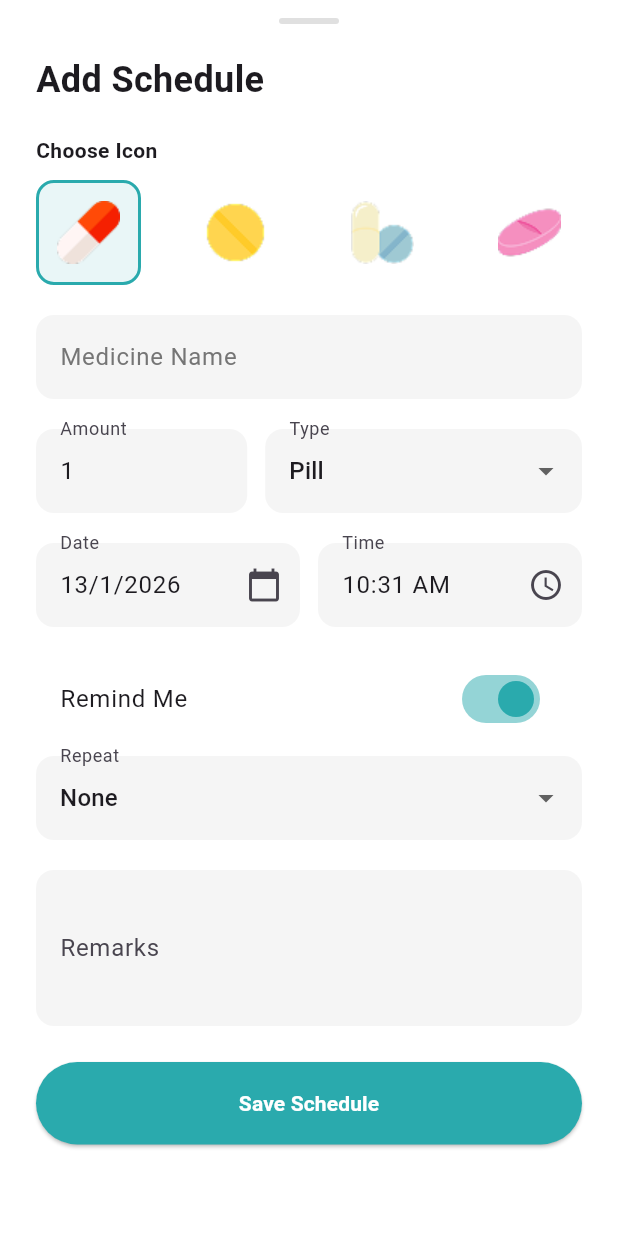
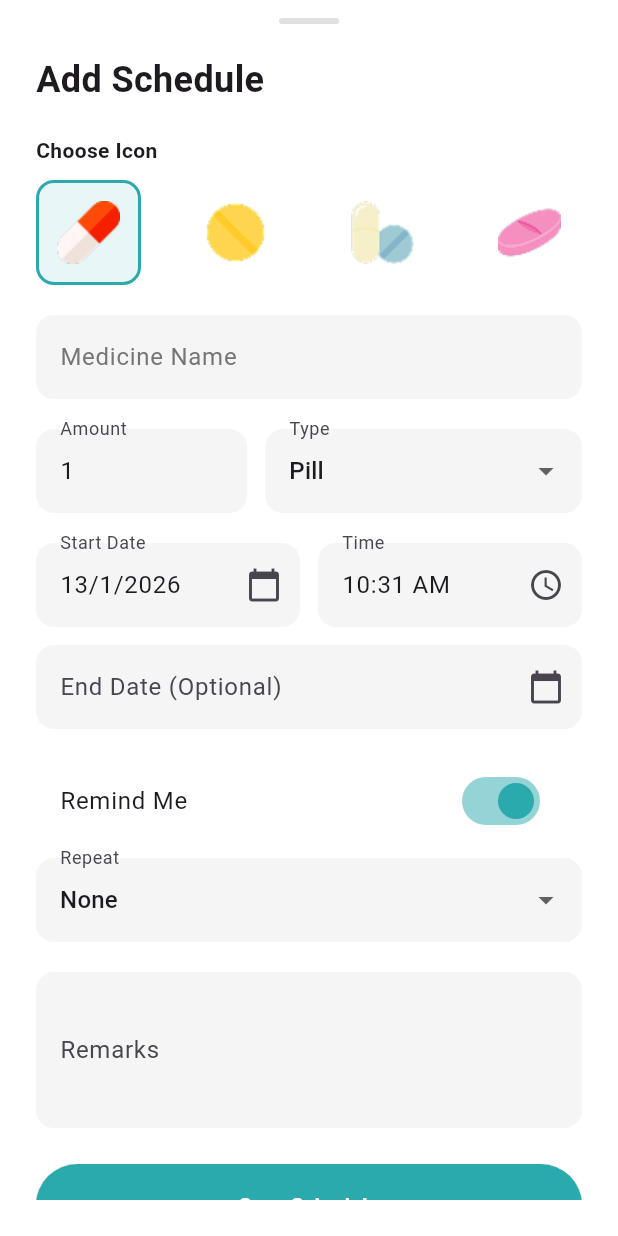
Before and after one commit to obviouslynotdim/MedicTrack, a Flutter app: the AddScheduleScreen widget shown alone on an empty page, opened directly, on a phone screen of 412 x 824 dp. Run offline on Flutter 3.47's test engine with Material 3 defaults, Android fonts, the phone set to English and light mode, and no system bars; our stand-ins replace flutter_local_notifications, flutter_slidable, shared_preferences, sqflite, timezone; accounts and stored records are empty.

Commit message:
start/end date

```diff
--- a/lib/ui/screens/schedule/add_schedule_screen.dart
+++ b/lib/ui/screens/schedule/add_schedule_screen.dart
@@ -27,6 +27,7 @@ class _AddScheduleScreenState extends State<AddScheduleScreen> {
   late int _selectedIconIndex;
   late DateTime _selectedDate;
   late TimeOfDay _selectedTime;
+  late DateTime? _endDate;
   late String _selectedType;
   late bool _remindMe;
 
@@ -50,11 +51,14 @@ class _AddScheduleScreenState extends State<AddScheduleScreen> {
       _selectedTime = TimeOfDay.fromDateTime(med.dateTime);
       _selectedType = med.type;
       _remindMe = med.isRemind;
-      _selectedSchedule = med.schedule ?? Schedule(
+      _selectedSchedule = med.schedule ??
+          Schedule(
             id: uuid.v4(),
             repeatType: RepeatType.none,
-  startDate: _selectedDate, // add this
+            startDate: _selectedDate,
+            endDate: null,
           );
+      _endDate = _selectedSchedule?.endDate;
     } else {
       // Add Mode
       _nameController.text = "";
@@ -68,8 +72,10 @@ class _AddScheduleScreenState extends State<AddScheduleScreen> {
       _selectedSchedule = Schedule(
         id: uuid.v4(),
         repeatType: RepeatType.none,
-  startDate: _selectedDate, // add this
+        startDate: _selectedDate,
+        endDate: null,
       );
+      _endDate = null;
     }
   }
 
@@ -102,11 +108,17 @@ class _AddScheduleScreenState extends State<AddScheduleScreen> {
       iconIndex: _selectedIconIndex,
       isRemind: _remindMe,
       comments: _commentsController.text,
-schedule: _selectedSchedule ?? Schedule(
+      schedule: _selectedSchedule?.copyWith(
+            startDate: _selectedDate,
+            endDate: _endDate,
+          ) ??
+          Schedule(
             id: uuid.v4(),
             repeatType: RepeatType.none,
             startDate: _selectedDate,
-  ),    );
+            endDate: _endDate,
+          ),
+    );
 
     Navigator.pop(context, med);
   }
@@ -135,7 +147,16 @@ schedule: _selectedSchedule ?? Schedule(
     if (picked != null) setState(() => _selectedTime = picked);
   }
 
-  // Add custom date for custom repeat
+  Future<void> _pickEndDate() async {
+    final picked = await showDatePicker(
+      context: context,
+      initialDate: _endDate ?? _selectedDate,
+      firstDate: _selectedDate,
+      lastDate: DateTime(2100),
+    );
+    if (picked != null) setState(() => _endDate = picked);
+  }
+
   Future<void> _addCustomDate() async {
     final picked = await showDatePicker(
       context: context,
@@ -281,6 +302,7 @@ schedule: _selectedSchedule ?? Schedule(
               ),
               const SizedBox(height: 20),
 
+              // Start & End Date + Time Row
               Row(
                 children: [
                   Expanded(
@@ -289,7 +311,7 @@ schedule: _selectedSchedule ?? Schedule(
                       child: AbsorbPointer(
                         child: TextFormField(
                           decoration: InputDecoration(
-                            labelText: "Date",
+                            labelText: "Start Date",
                             filled: true,
                             fillColor: Colors.grey[100],
                             border: OutlineInputBorder(
@@ -299,7 +321,8 @@ schedule: _selectedSchedule ?? Schedule(
                             suffixIcon: const Icon(Icons.calendar_today),
                           ),
                           controller: TextEditingController(
-                              text: "${_selectedDate.day}/${_selectedDate.month}/${_selectedDate.year}"),
+                              text:
+                                  "${_selectedDate.day}/${_selectedDate.month}/${_selectedDate.year}"),
                         ),
                       ),
                     ),
@@ -328,6 +351,31 @@ schedule: _selectedSchedule ?? Schedule(
                   ),
                 ],
               ),
+              const SizedBox(height: 12),
+
+              // End Date
+              GestureDetector(
+                onTap: _pickEndDate,
+                child: AbsorbPointer(
+                  child: TextFormField(
+                    decoration: InputDecoration(
+                      labelText: "End Date (Optional)",
+                      filled: true,
+                      fillColor: Colors.grey[100],
+                      border: OutlineInputBorder(
+                        borderRadius: BorderRadius.circular(12),
+                        borderSide: BorderSide.none,
+                      ),
+                      suffixIcon: const Icon(Icons.calendar_today),
+                    ),
+                    controller: TextEditingController(
+                        text: _endDate != null
+                            ? "${_endDate!.day}/${_endDate!.month}/${_endDate!.year}"
+                            : ""),
+                  ),
+                ),
+              ),
+
               const SizedBox(height: 20),
 
               SwitchListTile(
@@ -353,7 +401,10 @@ schedule: _selectedSchedule ?? Schedule(
                       id: _selectedSchedule?.id ?? uuid.v4(),
                       repeatType: val!,
                       startDate: _selectedDate,
-                      customDates: val == RepeatType.custom ? _selectedSchedule?.customDates ?? [] : null,
+                      endDate: _endDate,
+                      customDates: val == RepeatType.custom
+                          ? _selectedSchedule?.customDates ?? []
+                          : null,
                     );
                   });
                 },
@@ -368,7 +419,6 @@ schedule: _selectedSchedule ?? Schedule(
                 ),
               ),
 
-              // Custom dates button
               if (_selectedSchedule?.repeatType == RepeatType.custom)
                 Padding(
                   padding: const EdgeInsets.only(top: 8),
```
Also changed, not shown: lib/models/schedule.dart (+21 -2 lines). Lines whose indentation alone changed are shown as unchanged.
